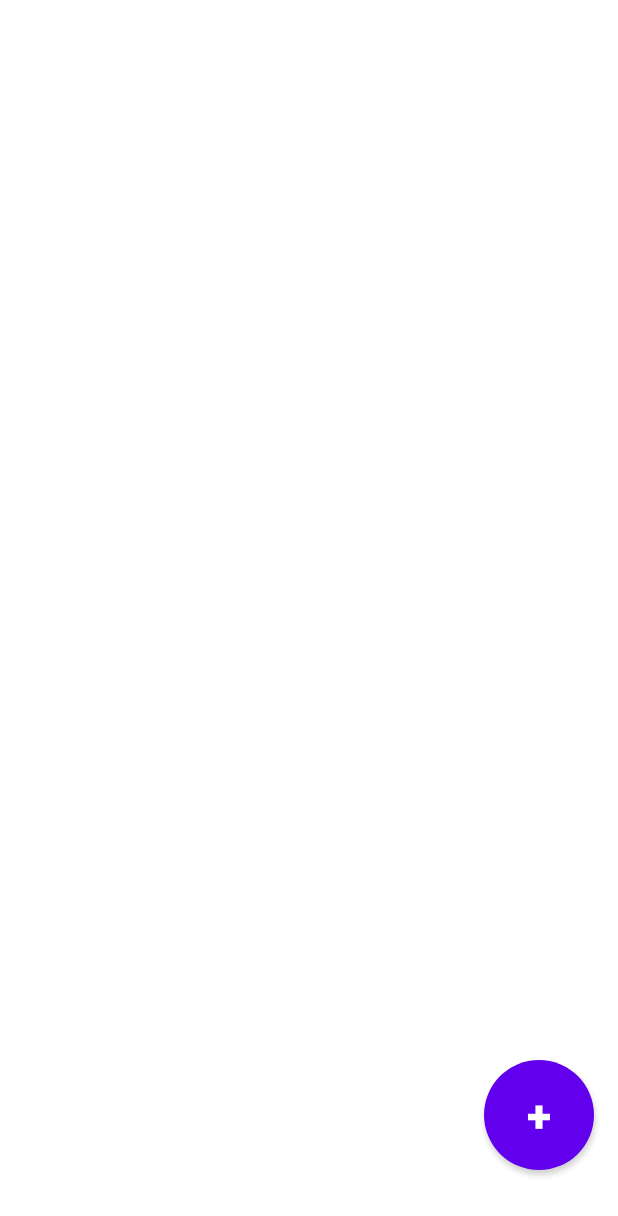
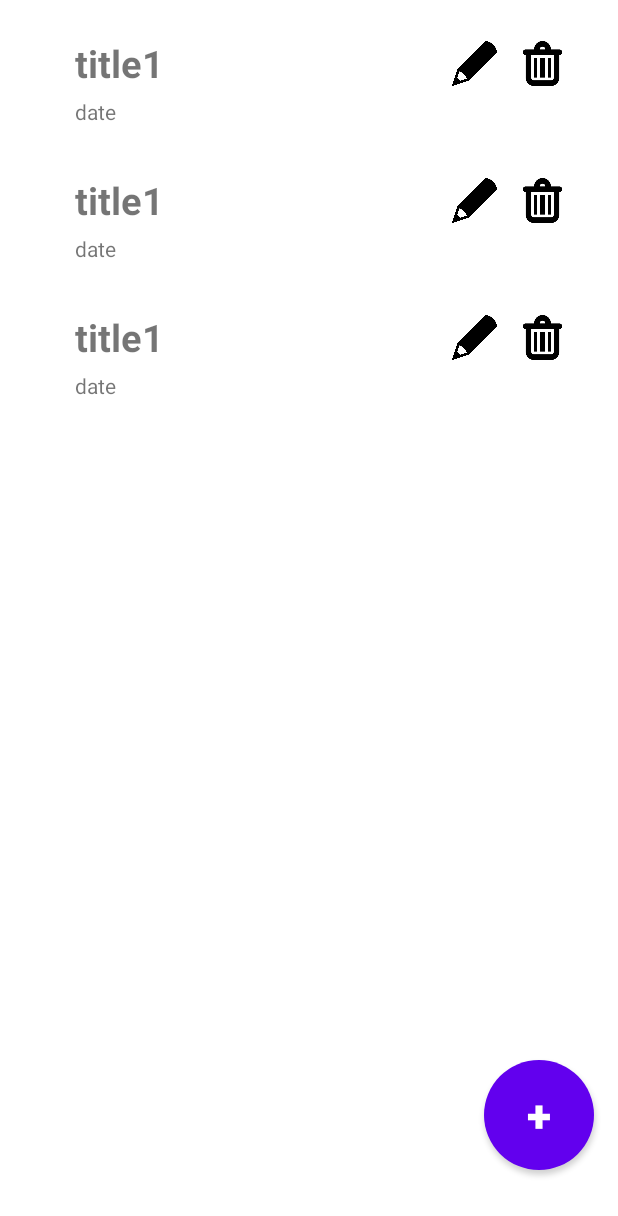
Before and after one commit to SUNGIN99/workOutRoutine-Android_Project-, an Android app: the layout activity_main.xml on its own in the app's theme, with its tools: preview values and no code run, on a phone screen of 412 x 824 dp. Shown: the top 1216 px of the screen. Run offline under Robolectric (Android 15) with nearby library versions, the phone set to English and light mode, and no system bars.

Commit message:
22.11.17
MainActivity 에서 저장한 운동목록이 담겨있는 루틴 객체를 리싸이클러뷰로 뿌리기

RoutineData -> NewRoutine_Obj -> ArrayList<NewRoutineItem> -> NewRoutineItem(name,number,reps,sest)

지금 객체로 자꾸 데이터베이스에 넣으려고해서 문제가 되는 상황

TypeConverter 사용 예정

```diff
--- a/app/build.gradle
+++ b/app/build.gradle
@@ -34,6 +34,12 @@ dependencies {
     implementation 'com.google.android.material:material:1.7.0'
     implementation 'androidx.constraintlayout:constraintlayout:2.1.4'
 
+    implementation "com.google.code.gson:gson:2.8.6"
+
+    implementation "androidx.room:room-runtime:2.4.3"
+    annotationProcessor "androidx.room:room-compiler:2.4.3"
+    androidTestImplementation "androidx.room:room-testing:2.4.3"
+
     testImplementation 'junit:junit:4.13.2'
     androidTestImplementation 'androidx.test.ext:junit:1.1.3'
     androidTestImplementation 'androidx.test.espresso:espresso-core:3.4.0'
--- a/app/src/main/java/com/example/workoutroutine/NewRoutineItem.java
+++ b/app/src/main/java/com/example/workoutroutine/NewRoutineItem.java
@@ -1,4 +1,6 @@
 package com.example.workoutroutine;
+
+import androidx.room.ColumnInfo;
 
 import java.io.Serializable;
 
--- a/app/src/main/java/com/example/workoutroutine/NewRoutine_Adapter_list.java
+++ b/app/src/main/java/com/example/workoutroutine/NewRoutine_Adapter_list.java
@@ -81,7 +81,7 @@ public class NewRoutine_Adapter_list extends RecyclerView.Adapter<NewRoutine_Ada
 
         public newRoutine_ViewHolder(View itemView) {
             super(itemView);
-            id = itemView.findViewById(R.id.ID);
+            id = itemView.findViewById(R.id.ID2);
             name = itemView.findViewById(R.id.listworkoutname);
             reps = itemView.findViewById(R.id.Reps);
             sets = itemView.findViewById(R.id.Sets);
--- a/app/src/main/java/com/example/workoutroutine/NewRoutine_Obj.java
+++ b/app/src/main/java/com/example/workoutroutine/NewRoutine_Obj.java
@@ -1,4 +1,8 @@
 package com.example.workoutroutine;
+
+import androidx.room.ColumnInfo;
+import androidx.room.Embedded;
+import androidx.room.TypeConverters;
 
 import java.io.Serializable;
 import java.util.ArrayList;
@@ -7,7 +11,7 @@ public class NewRoutine_Obj implements Serializable {
 
     private String routineName;
     private String routinedate;
-    private ArrayList<NewRoutineItem> selected;
+    @Embedded private ArrayList<NewRoutineItem> selected;
 
     public NewRoutine_Obj(String routineName, String routinedate, ArrayList<NewRoutineItem> selected) {
         this.routineName = routineName;
--- a/app/src/main/res/layout/activity_main.xml
+++ b/app/src/main/res/layout/activity_main.xml
@@ -5,6 +5,12 @@
     android:layout_width="match_parent"
     android:layout_height="match_parent"
     tools:context=".MainActivity">
+
+    <androidx.recyclerview.widget.RecyclerView
+        android:id="@+id/routines"
+        android:layout_width="match_parent"
+        android:layout_height="match_parent"
+        tools:listitem="@layout/routine_info_item"/>
 
 
     <Button
@@ -19,7 +25,8 @@
         android:textSize='30dp'
         android:textStyle="bold"
         app:layout_constraintBottom_toBottomOf="parent"
-        app:layout_constraintEnd_toEndOf="parent" />
+        app:layout_constraintEnd_toEndOf="parent"
+        />
 
 
 </androidx.constraintlayout.widget.ConstraintLayout>
--- /dev/null
+++ b/app/src/main/res/layout/routine_info_item.xml
@@ -0,0 +1,71 @@
+<?xml version="1.0" encoding="utf-8"?>
+<androidx.constraintlayout.widget.ConstraintLayout xmlns:android="http://schemas.android.com/apk/res/android"
+    xmlns:app="http://schemas.android.com/apk/res-auto"
+    xmlns:tools="http://schemas.android.com/tools"
+    android:id="@+id/workoutListItem"
+    android:layout_width="match_parent"
+    android:layout_height="wrap_content"
+    android:layout_gravity="center"
+    android:layout_marginHorizontal="20dp"
+    android:paddingBottom="7dp"
+    android:orientation="vertical">
+
+    <TextView
+        android:id="@+id/ID1"
+        android:layout_width="20dp"
+        android:layout_height="match_parent"
+        android:layout_marginStart="5dp"
+        app:layout_constraintStart_toStartOf="parent"
+        app:layout_constraintTop_toTopOf="parent"
+        app:layout_constraintBottom_toBottomOf="parent"
+        />
+
+    <TextView
+        android:id="@+id/routineTitle1"
+        android:layout_width="wrap_content"
+        android:layout_height="match_parent"
+        android:layout_marginStart="30dp"
+
+        android:gravity="center"
+        android:text="title1"
+        android:textSize="25sp"
+        android:textStyle="bold"
+        app:layout_constraintStart_toStartOf="parent"
+        app:layout_constraintTop_toTopOf="parent"
+        app:layout_constraintBottom_toBottomOf="parent"/>
+
+    <TextView
+        android:id="@+id/routineDate"
+        android:layout_width="wrap_content"
+        android:layout_height="wrap_content"
+        android:layout_marginTop="5dp"
+        android:layout_marginStart="30dp"
+        android:text="date"
+
+        app:layout_constraintTop_toBottomOf="@+id/routineTitle1"
+        app:layout_constraintStart_toStartOf="parent"/>
+
+    <ImageView
+        android:id="@+id/bt_edit"
+        android:layout_width="30dp"
+        android:layout_height="30dp"
+        android:layout_marginStart="8dp"
+        android:src="@drawable/edit"
+        android:layout_marginEnd="15dp"
+        app:layout_constraintEnd_toStartOf="@+id/bt_delete"
+        app:layout_constraintTop_toTopOf="parent"
+        app:layout_constraintBottom_toBottomOf="parent"/>
+
+    <ImageView
+        android:id="@+id/bt_delete"
+        android:layout_width="30dp"
+        android:layout_height="30dp"
+        android:layout_marginStart="8dp"
+        android:layout_marginEnd="15dp"
+        android:src="@drawable/delete"
+        app:layout_constraintEnd_toEndOf="parent"
+        app:layout_constraintTop_toTopOf="parent"
+        app:layout_constraintBottom_toBottomOf="parent"/>
+
+
+</androidx.constraintlayout.widget.ConstraintLayout>
--- a/app/src/main/res/layout/select_workout_item.xml
+++ b/app/src/main/res/layout/select_workout_item.xml
@@ -2,7 +2,7 @@
 <androidx.constraintlayout.widget.ConstraintLayout xmlns:android="http://schemas.android.com/apk/res/android"
     xmlns:app="http://schemas.android.com/apk/res-auto"
     xmlns:tools="http://schemas.android.com/tools"
-    android:id="@+id/layoutListItem"
+    android:id="@+id/workoutListItem"
     android:layout_width="wrap_content"
 
     android:layout_height="wrap_content"
```
Also changed, not shown: app/src/main/java/com/example/workoutroutine/MainActivity.java (+54 -1 lines), app/src/main/java/com/example/workoutroutine/NewRoutine_Activity_list.java (+10 -6 lines), app/src/main/java/com/example/workoutroutine/RoutineDao.java (added, +23 -0 lines), app/src/main/java/com/example/workoutroutine/RoutineData.java (added, +56 -0 lines), app/src/main/java/com/example/workoutroutine/RoutineRoomDB.java (added, +28 -0 lines), app/src/main/java/com/example/workoutroutine/Routine_Adapter.java (added, +87 -0 lines), app/src/main/res/layout/newroutine_selected_linear_item.xml (+5 -3 lines), app/src/main/res/layout/newroutine_selected_recycler.xml (+18 -5 lines), app/src/main/res/drawable/delete.jpg (added), app/src/main/res/drawable/edit.jpg (added).
